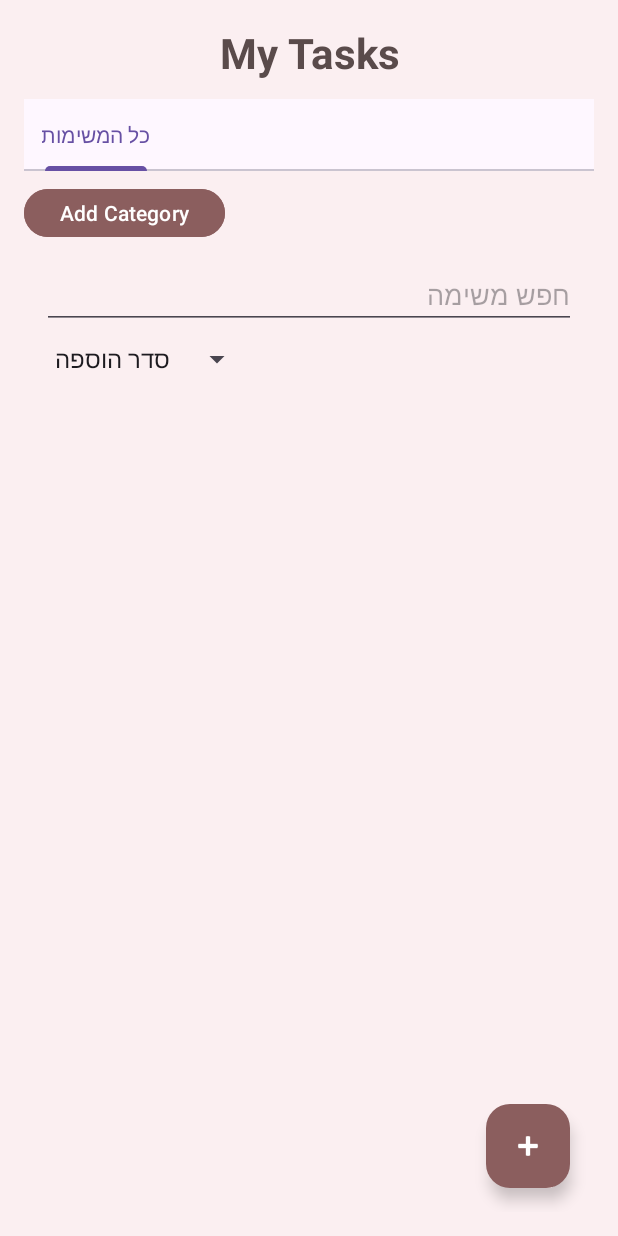
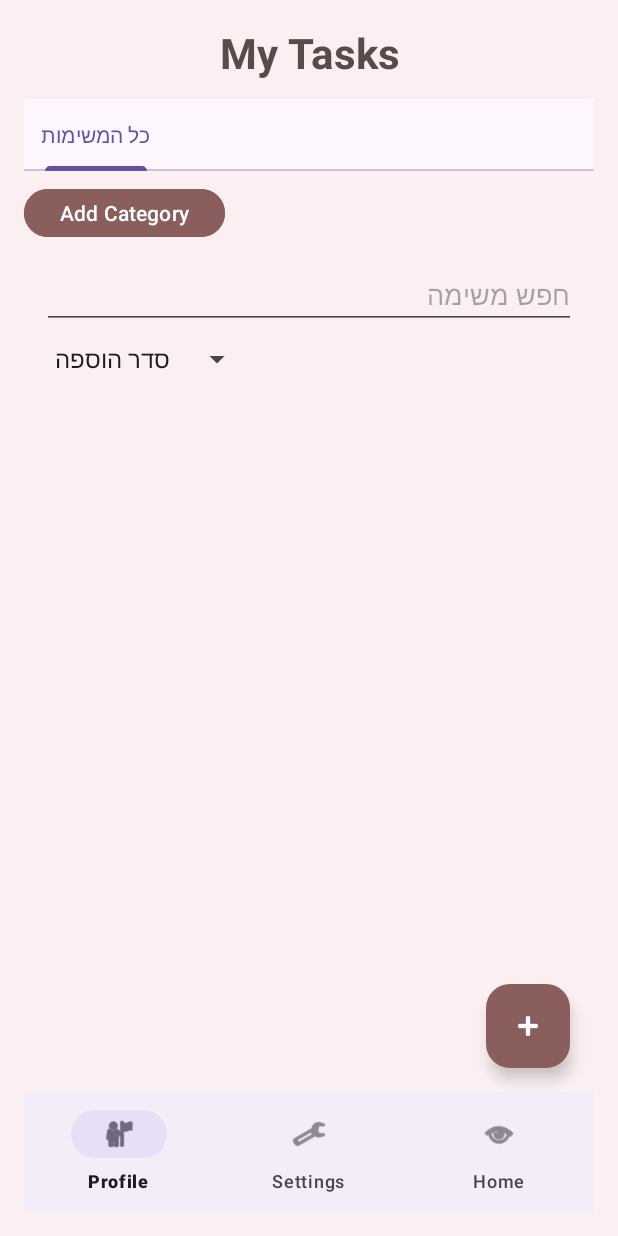
Before and after one commit to ronileibovich05/ronilesapp, an Android app: the TasksActivity screen opened directly, with no data from a screen before it, on a phone screen of 412 x 824 dp. Run offline under Robolectric (Android 15) with nearby library versions, the phone set to English and light mode, and no system bars; our stand-ins replace Firebase (no records; nobody signed in at launch, a user with empty details on screens opened directly).

```diff
--- a/app/src/main/AndroidManifest.xml
+++ b/app/src/main/AndroidManifest.xml
@@ -4,8 +4,6 @@
 
     <!-- הרשאות -->
     <uses-permission android:name="android.permission.CAMERA" />
-    <uses-permission android:name="android.permission.READ_EXTERNAL_STORAGE" />
-    <uses-permission android:name="android.permission.WRITE_EXTERNAL_STORAGE" />
 
     <uses-feature
         android:name="android.hardware.camera"
@@ -33,7 +31,6 @@
                 android:resource="@xml/paths"/>
         </provider>
 
-
         <!-- מסך הכניסה הראשי -->
         <activity android:name=".LoginActivity" android:exported="true">
             <intent-filter>
@@ -51,6 +48,7 @@
         <activity android:name=".TasksActivity" android:exported="false" />
         <!-- מסך יצירת משימה חדשה -->
         <activity android:name=".Item_TaskActivity" android:exported="false" />
+
     </application>
 
 </manifest>
--- a/app/src/main/res/layout/activity_tasks.xml
+++ b/app/src/main/res/layout/activity_tasks.xml
@@ -32,6 +32,7 @@
         app:layout_constraintTop_toBottomOf="@id/tvTasksTitle"
         app:layout_constraintStart_toStartOf="parent"
         app:layout_constraintEnd_toEndOf="parent"/>
+
     <Button
         android:id="@+id/btnAddCategoryTasks"
         android:layout_width="wrap_content"
@@ -44,21 +45,18 @@
         app:layout_constraintTop_toBottomOf="@id/tabLayoutCategories"
         app:layout_constraintStart_toStartOf="parent"/>
 
-
     <!-- ViewPager2 עם המשימות -->
-
-    <!-- כפתור הוספת משימה -->
     <androidx.viewpager2.widget.ViewPager2
         android:id="@+id/viewPagerTasks"
         android:layout_width="0dp"
         android:layout_height="0dp"
-        app:layout_constraintBottom_toBottomOf="parent"
+        app:layout_constraintTop_toBottomOf="@id/btnAddCategoryTasks"
+        app:layout_constraintStart_toStartOf="parent"
         app:layout_constraintEnd_toEndOf="parent"
-        app:layout_constraintHorizontal_bias="1.0"
-        app:layout_constraintStart_toStartOf="parent"
-        app:layout_constraintTop_toBottomOf="@id/btnAddCategoryTasks"
+        app:layout_constraintBottom_toTopOf="@id/bottomNavigation"
         app:layout_constraintVertical_bias="0.0" />
 
+    <!-- כפתור הוספת משימה -->
     <com.google.android.material.floatingactionbutton.FloatingActionButton
         android:id="@+id/fabAddTask"
         android:layout_width="wrap_content"
@@ -68,6 +66,16 @@
         app:tint="@android:color/white"
         android:layout_margin="16dp"
         app:layout_constraintEnd_toEndOf="parent"
-        app:layout_constraintBottom_toBottomOf="parent"/>
+        app:layout_constraintBottom_toTopOf="@id/bottomNavigation"/>
+
+    <!-- סרגל כלים תחתון -->
+    <com.google.android.material.bottomnavigation.BottomNavigationView
+        android:id="@+id/bottomNavigation"
+        android:layout_width="0dp"
+        android:layout_height="wrap_content"
+        app:menu="@menu/bottom_nav_menu"
+        app:layout_constraintBottom_toBottomOf="parent"
+        app:layout_constraintStart_toStartOf="parent"
+        app:layout_constraintEnd_toEndOf="parent"/>
 
 </androidx.constraintlayout.widget.ConstraintLayout>
--- /dev/null
+++ b/app/src/main/res/menu/bottom_nav_menu.xml
@@ -0,0 +1,19 @@
+<?xml version="1.0" encoding="utf-8"?>
+<menu xmlns:android="http://schemas.android.com/apk/res/android">
+
+    <item
+        android:id="@+id/nav_profile"
+        android:title="Profile"
+        android:icon="@android:drawable/ic_menu_myplaces" />
+
+    <item
+        android:id="@+id/nav_settings"
+        android:title="Settings"
+        android:icon="@android:drawable/ic_menu_manage" />
+
+    <item
+        android:id="@+id/nav_home"
+        android:title="Home"
+        android:icon="@android:drawable/ic_menu_view" />
+
+</menu>
--- a/app/src/main/res/xml/paths.xml
+++ b/app/src/main/res/xml/paths.xml
@@ -1,4 +1,4 @@
 <?xml version="1.0" encoding="utf-8"?>
 <paths xmlns:android="http://schemas.android.com/apk/res/android">
-    <files-path name="images" path="images/" />
+    <external-files-path name="images" path="Pictures/" />
 </paths>
```
Also changed, not shown: app/build.gradle.kts (+20 -15 lines), app/src/main/java/com/example/ronilesapp/ProfileActivity.java (added, +67 -0 lines), app/src/main/java/com/example/ronilesapp/RegisterActivity.java (+22 -18 lines), app/src/main/java/com/example/ronilesapp/TasksActivity.java (+23 -2 lines), app/src/main/res/drawable/ic_default_profile.xml (added, +9 -0 lines), app/src/main/res/layout/activity_profile.xml (added, +55 -0 lines).
